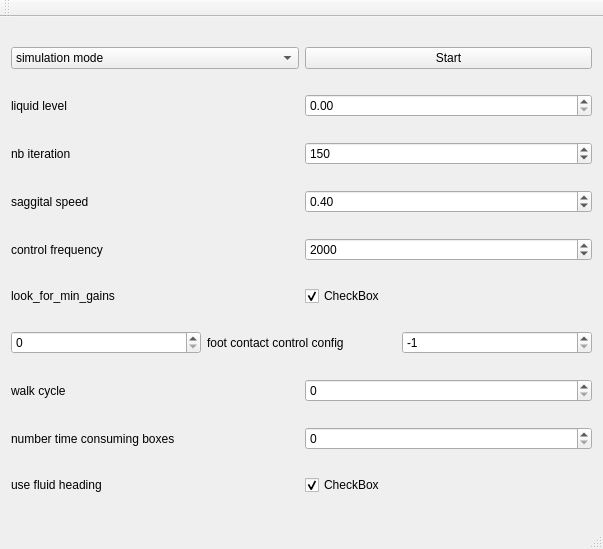
First picture: the form in gui/mainwindow.ui, repository scarensac/simbicon_qt, before the edit.
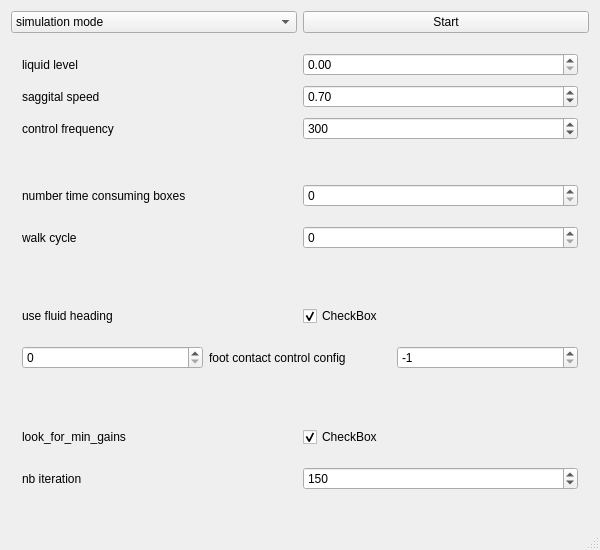
Second picture: the form after the edit.

What changed in the file:
```diff
--- a/gui/mainwindow.ui
+++ b/gui/mainwindow.ui
@@ -6,15 +6,15 @@
    <rect>
     <x>0</x>
     <y>0</y>
-    <width>603</width>
-    <height>549</height>
+    <width>600</width>
+    <height>550</height>
    </rect>
   </property>
   <property name="windowTitle">
    <string>MainWindow</string>
   </property>
   <widget class="QWidget" name="centralWidget">
-   <layout class="QVBoxLayout" name="verticalLayout">
+   <layout class="QVBoxLayout" name="verticalLayout_5">
     <item>
      <layout class="QHBoxLayout" name="horizontalLayout">
       <item>
@@ -46,6 +46,9 @@
      </layout>
     </item>
     <item>
+     <widget class="QWidget" name="widget_control" native="true">
+      <layout class="QVBoxLayout" name="verticalLayout_4">
+       <item>
      <layout class="QHBoxLayout" name="horizontalLayout_3">
       <item>
        <widget class="QLabel" name="label_2">
@@ -66,27 +69,6 @@
       </item>
      </layout>
     </item>
-    <item>
-     <layout class="QHBoxLayout" name="horizontalLayout_2">
-      <item>
-       <widget class="QLabel" name="label">
-        <property name="text">
-         <string>nb iteration</string>
-        </property>
-       </widget>
-      </item>
-      <item>
-       <widget class="QSpinBox" name="spin_box_iter">
-        <property name="maximum">
-         <number>1000</number>
-        </property>
-        <property name="value">
-         <number>150</number>
-        </property>
-       </widget>
-      </item>
-     </layout>
-    </item>
     <item>
      <layout class="QHBoxLayout" name="horizontalLayout_4">
       <item>
@@ -102,7 +84,7 @@
          <double>0.010000000000000</double>
         </property>
         <property name="value">
-         <double>0.400000000000000</double>
+            <double>0.700000000000000</double>
         </property>
        </widget>
       </item>
@@ -129,23 +111,77 @@
          <double>0.010000000000000</double>
         </property>
         <property name="value">
-         <double>2000.000000000000000</double>
+            <double>300.000000000000000</double>
         </property>
        </widget>
       </item>
      </layout>
     </item>
+      </layout>
+     </widget>
+    </item>
     <item>
-     <layout class="QHBoxLayout" name="horizontalLayout_5">
+     <widget class="QWidget" name="widget_others" native="true">
+      <layout class="QVBoxLayout" name="verticalLayout_3">
       <item>
-       <widget class="QLabel" name="label_4">
+        <layout class="QHBoxLayout" name="horizontalLayout_time_consuming">
+         <item>
+          <widget class="QLabel" name="label_8">
         <property name="text">
-         <string>look_for_min_gains</string>
+            <string>number time consuming boxes</string>
         </property>
        </widget>
       </item>
       <item>
-       <widget class="QCheckBox" name="check_box_look_for_min_gains">
+          <widget class="QSpinBox" name="spin_box_filler_objects">
+           <property name="maximum">
+            <number>100</number>
+           </property>
+           <property name="value">
+            <number>0</number>
+           </property>
+          </widget>
+         </item>
+        </layout>
+       </item>
+       <item>
+        <layout class="QHBoxLayout" name="horizontalLayout_walk_cycle">
+         <item>
+          <widget class="QLabel" name="label_7">
+           <property name="text">
+            <string>walk cycle</string>
+           </property>
+          </widget>
+         </item>
+         <item>
+          <widget class="QSpinBox" name="spin_box_motion_type">
+           <property name="maximum">
+            <number>100</number>
+           </property>
+           <property name="value">
+            <number>0</number>
+           </property>
+          </widget>
+         </item>
+        </layout>
+       </item>
+      </layout>
+     </widget>
+    </item>
+    <item>
+     <widget class="QWidget" name="widget_model_parameters" native="true">
+      <layout class="QVBoxLayout" name="verticalLayout_2">
+       <item>
+        <layout class="QHBoxLayout" name="horizontalLayout_fluid_heading">
+         <item>
+          <widget class="QLabel" name="label_9">
+           <property name="text">
+            <string>use fluid heading</string>
+           </property>
+          </widget>
+         </item>
+         <item>
+          <widget class="QCheckBox" name="check_box_fluid_heading">
         <property name="text">
          <string>CheckBox</string>
         </property>
@@ -157,7 +193,7 @@
      </layout>
     </item>
     <item>
-     <layout class="QHBoxLayout" name="horizontalLayout_7">
+        <layout class="QHBoxLayout" name="horizontalLayout_contact_stabilizer">
       <item>
        <widget class="QSpinBox" name="spin_box_container_boxes">
         <property name="maximum">
@@ -190,59 +226,23 @@
       </item>
      </layout>
     </item>
-    <item>
-     <layout class="QHBoxLayout" name="horizontalLayout_8">
-      <item>
-       <widget class="QLabel" name="label_7">
-        <property name="text">
-         <string>walk cycle</string>
-        </property>
-       </widget>
-      </item>
-      <item>
-       <widget class="QSpinBox" name="spin_box_motion_type">
-        <property name="maximum">
-         <number>100</number>
-        </property>
-        <property name="value">
-         <number>0</number>
-        </property>
-       </widget>
-      </item>
-     </layout>
-    </item>
-    <item>
-     <layout class="QHBoxLayout" name="horizontalLayout_9">
-      <item>
-       <widget class="QLabel" name="label_8">
-        <property name="text">
-         <string>number time consuming boxes</string>
-        </property>
+      </layout>
        </widget>
       </item>
       <item>
-       <widget class="QSpinBox" name="spin_box_filler_objects">
-        <property name="maximum">
-         <number>100</number>
-        </property>
-        <property name="value">
-         <number>0</number>
-        </property>
-       </widget>
-      </item>
-     </layout>
-    </item>
+     <widget class="QWidget" name="widget_opti" native="true">
+      <layout class="QVBoxLayout" name="verticalLayout">
     <item>
-     <layout class="QHBoxLayout" name="horizontalLayout_10">
+        <layout class="QHBoxLayout" name="horizontalLayout_5">
       <item>
-       <widget class="QLabel" name="label_9">
+          <widget class="QLabel" name="label_4">
         <property name="text">
-         <string>use fluid heading</string>
+            <string>look_for_min_gains</string>
         </property>
        </widget>
       </item>
       <item>
-       <widget class="QCheckBox" name="check_box_fluid_heading">
+          <widget class="QCheckBox" name="check_box_look_for_min_gains">
         <property name="text">
          <string>CheckBox</string>
         </property>
@@ -252,6 +252,30 @@
        </widget>
       </item>
      </layout>
+       </item>
+       <item>
+        <layout class="QHBoxLayout" name="horizontalLayout_2">
+         <item>
+          <widget class="QLabel" name="label">
+           <property name="text">
+            <string>nb iteration</string>
+           </property>
+          </widget>
+         </item>
+         <item>
+          <widget class="QSpinBox" name="spin_box_iter">
+           <property name="maximum">
+            <number>1000</number>
+           </property>
+           <property name="value">
+            <number>150</number>
+           </property>
+          </widget>
+         </item>
+        </layout>
+       </item>
+      </layout>
+     </widget>
     </item>
    </layout>
   </widget>
@@ -265,14 +289,6 @@
     </rect>
    </property>
   </widget>
-  <widget class="QToolBar" name="mainToolBar">
-   <attribute name="toolBarArea">
-    <enum>TopToolBarArea</enum>
-   </attribute>
-   <attribute name="toolBarBreak">
-    <bool>false</bool>
-   </attribute>
-  </widget>
   <widget class="QStatusBar" name="statusBar"/>
  </widget>
  <layoutdefault spacing="6" margin="11"/>
```
Left out of the diff: 4 changed lines with no effect on the pictures. Lines whose indentation alone changed are shown as unchanged.
